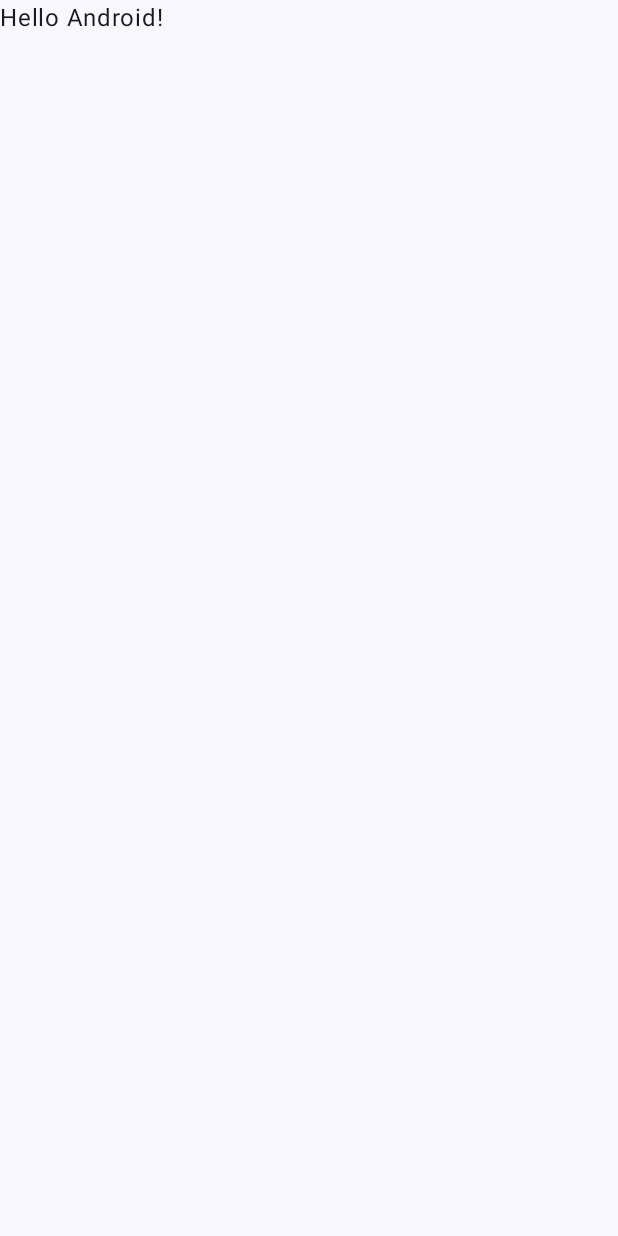
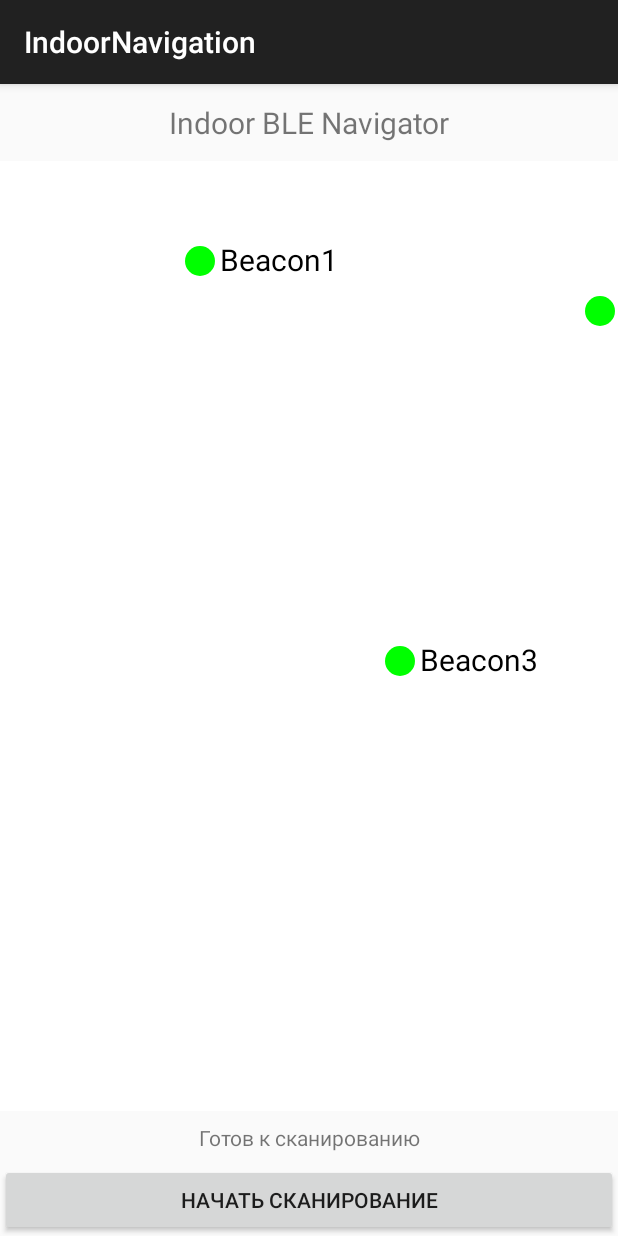
Before and after one commit to Ideal-iss/IndoorNavigation, an Android app: the screen it shows after launch (MainActivity), on a phone screen of 412 x 824 dp. Before the commit the screen is almost empty. Run offline under Robolectric (Android 15) with nearby library versions, the phone set to English and light mode, and no system bars.

Commit message:
Добавлена навигация с маршрутом и анимацией

```diff
--- /dev/null
+++ b/app/src/main/java/com/example/indoornavigation/IndoorMapView.kt
@@ -0,0 +1,125 @@
+package com.example.indoornavigation
+
+import android.content.Context
+import android.graphics.Canvas
+import android.graphics.Color
+import android.graphics.Paint
+import android.util.AttributeSet
+import android.view.View
+import android.graphics.PointF
+import android.os.Handler
+import android.os.Looper
+
+// Вне класса — виден только в этом файле
+private data class Beacon(val x: Float, val y: Float, val name: String)
+
+class IndoorMapView @JvmOverloads constructor(
+    context: Context,
+    attrs: AttributeSet? = null,
+    defStyleAttr: Int = 0
+) : View(context, attrs, defStyleAttr) {
+
+    private val paint = Paint(Paint.ANTI_ALIAS_FLAG)
+    var userX: Float = -1f
+        private set
+    var userY: Float = -1f
+        private set
+
+    var goalPosition: PointF? = null
+        set(value) {
+            field = value
+            invalidate()
+        }
+
+    var path: List<PointF> = emptyList()
+        set(value) {
+            field = value
+            invalidate()
+        }
+
+    private val beacons = listOf(
+        Beacon(200f, 100f, "Beacon1"),
+        Beacon(600f, 150f, "Beacon2"),
+        Beacon(400f, 500f, "Beacon3")
+    )
+
+    private var animatedPath: List<PointF> = emptyList()
+    private var currentStep = 0
+    private var isAnimating = false
+    private val animationHandler = Handler(Looper.getMainLooper())
+    private val animationInterval: Long = 200 // ms
+
+    fun updateUserPosition(x: Float, y: Float) {
+        this.userX = x
+        this.userY = y
+        invalidate()
+    }
+
+    fun startAnimationAlongPath(newPath: List<PointF>) {
+        if (newPath.size < 2) return
+        animatedPath = newPath
+        currentStep = 0
+        isAnimating = true
+        animateNextStep()
+    }
+
+    private fun animateNextStep() {
+        if (!isAnimating || currentStep >= animatedPath.size) {
+            isAnimating = false
+            return
+        }
+
+        val nextPoint = animatedPath[currentStep]
+        //updateUserPosition(nextPoint.x, nextPoint.y)
+
+        currentStep++
+        if (currentStep < animatedPath.size) {
+            animationHandler.postDelayed({ animateNextStep() }, animationInterval)
+        } else {
+            isAnimating = false
+        }
+    }
+
+    override fun onDraw(canvas: Canvas) {
+        super.onDraw(canvas)
+        canvas.drawColor(Color.WHITE)
+
+        // Рисуем маршрут (если есть)
+        if (path.size >= 2) {
+            paint.color = Color.BLUE
+            paint.strokeWidth = 6f
+            paint.style = Paint.Style.STROKE
+            for (i in 0 until path.size - 1) {
+                canvas.drawLine(
+                    path[i].x, path[i].y,
+                    path[i + 1].x, path[i + 1].y,
+                    paint
+                )
+            }
+            paint.style = Paint.Style.FILL
+        }
+
+        // Рисуем маяки
+        paint.color = Color.GREEN
+        paint.strokeWidth = 4f
+        for (b in beacons) {
+            canvas.drawCircle(b.x, b.y, 15f, paint)
+            paint.color = Color.BLACK
+            paint.textSize = 30f
+            canvas.drawText(b.name, b.x + 20, b.y + 10, paint)
+            paint.color = Color.GREEN
+        }
+
+        // Рисуем цель
+        goalPosition?.let {
+            paint.color = Color.RED
+            canvas.drawCircle(it.x, it.y, 25f, paint)
+        }
+
+        // Рисуем пользователя
+        if (userX >= 0 && userY >= 0) {
+            paint.color = Color.BLUE
+            canvas.drawCircle(userX, userY, 20f, paint)
+        }
+    }
+}
--- a/app/src/main/java/com/example/indoornavigation/MainActivity.kt
+++ b/app/src/main/java/com/example/indoornavigation/MainActivity.kt
@@ -1,47 +1,159 @@
 package com.example.indoornavigation
 
+import android.Manifest
+import android.bluetooth.BluetoothAdapter
+import android.content.pm.PackageManager
+import android.os.Build
 import android.os.Bundle
-import androidx.activity.ComponentActivity
-import androidx.activity.compose.setContent
-import androidx.activity.enableEdgeToEdge
-import androidx.compose.foundation.layout.fillMaxSize
-import androidx.compose.foundation.layout.padding
-import androidx.compose.material3.Scaffold
-import androidx.compose.material3.Text
-import androidx.compose.runtime.Composable
-import androidx.compose.ui.Modifier
-import androidx.compose.ui.tooling.preview.Preview
-import com.example.indoornavigation.ui.theme.IndoorNavigationTheme
+import android.widget.Button
+import android.widget.TextView
+import android.widget.Toast
+import androidx.activity.result.contract.ActivityResultContracts
+import androidx.appcompat.app.AppCompatActivity
+import androidx.core.content.ContextCompat
+import android.graphics.PointF
+import kotlin.math.pow
+import com.example.indoornavigation.trilaterate // ← убедитесь, что функция доступна
 
-class MainActivity : ComponentActivity() {
+class MainActivity : AppCompatActivity() {
+
+    private lateinit var mapView: IndoorMapView
+    private lateinit var statusText: TextView
+    private lateinit var scanButton: Button
+    private val bluetoothAdapter by lazy { BluetoothAdapter.getDefaultAdapter() }
+
+    // Универсальный запрос разрешений
+    private val permissionRequest = registerForActivityResult(
+        ActivityResultContracts.RequestMultiplePermissions()
+    ) { permissions ->
+        val granted = if (Build.VERSION.SDK_INT >= Build.VERSION_CODES.S) {
+            permissions[Manifest.permission.BLUETOOTH_SCAN] == true &&
+                    permissions[Manifest.permission.BLUETOOTH_CONNECT] == true
+        } else {
+            permissions[Manifest.permission.ACCESS_FINE_LOCATION] == true
+        }
+        if (granted) {
+            simulateBeaconData() // ← сразу переходим к симуляции
+        } else {
+            statusText.text = "Разрешения отклонены. Без них BLE не работает."
+        }
+    }
+
     override fun onCreate(savedInstanceState: Bundle?) {
         super.onCreate(savedInstanceState)
-        enableEdgeToEdge()
-        setContent {
-            IndoorNavigationTheme {
-                Scaffold(modifier = Modifier.fillMaxSize()) { innerPadding ->
-                    Greeting(
-                        name = "Android",
-                        modifier = Modifier.padding(innerPadding)
-                    )
+        setContentView(R.layout.activity_main)
+
+        mapView = findViewById(R.id.indoorMapView)
+        statusText = findViewById(R.id.statusText)
+        scanButton = findViewById(R.id.scanButton)
+
+        // Обработка клика — выбор цели
+        // В onCreate()
+        mapView.setOnTouchListener { _, event ->
+            if (event.action == android.view.MotionEvent.ACTION_DOWN) {
+                val goal = PointF(event.x, event.y)
+
+                // Текущая позиция пользователя (должна быть определена трилатерацией ранее)
+                if (mapView.userX < 0 || mapView.userY < 0) {
+                    statusText.text = "Сначала определите свою позицию"
+                    return@setOnTouchListener true
                 }
+
+                val start = PointF(mapView.userX, mapView.userY)
+                val simplePath = listOf(start, goal) // прямая линия
+
+                mapView.goalPosition = goal
+                mapView.path = simplePath
+                mapView.startAnimationAlongPath(simplePath)
             }
+            true
+        }
+
+        scanButton.setOnClickListener {
+            requestRequiredPermissions()
         }
     }
-}
 
-@Composable
-fun Greeting(name: String, modifier: Modifier = Modifier) {
-    Text(
-        text = "Hello $name!",
-        modifier = modifier
-    )
-}
+    private fun requestRequiredPermissions() {
+        val permissions = if (Build.VERSION.SDK_INT >= Build.VERSION_CODES.S) {
+            arrayOf(
+                Manifest.permission.BLUETOOTH_SCAN,
+                Manifest.permission.BLUETOOTH_CONNECT
+            )
+        } else {
+            arrayOf(Manifest.permission.ACCESS_FINE_LOCATION)
+        }
+        permissionRequest.launch(permissions)
+    }
 
-@Preview(showBackground = true)
-@Composable
-fun GreetingPreview() {
-    IndoorNavigationTheme {
-        Greeting("Android")
+    // === СИМУЛЯЦИЯ ===
+    private fun simulateBeaconData() {
+        statusText.text = "Имитация данных от маяков..."
+
+        // Искусственные данные
+        val fakeBeaconData = mapOf(
+            "AA:BB:CC:11:22:33" to -55,
+            "AA:BB:CC:44:55:66" to -68,
+            "AA:BB:CC:77:88:99" to -80
+        )
+
+        // Координаты маяков (в пикселях) — должны совпадать с IndoorMapView
+        val beaconPositions = mapOf(
+            "AA:BB:CC:11:22:33" to PointF(200f, 100f),  // ← у вас в IndoorMapView: Beacon1 = (200,100)
+            "AA:BB:CC:44:55:66" to PointF(600f, 150f),  // Beacon2
+            "AA:BB:CC:77:88:99" to PointF(400f, 500f)   // Beacon3
+        )
+
+        // Преобразуем RSSI → расстояние
+        val distances = fakeBeaconData.mapValues { (_, rssi) -> rssiToDistance(rssi) }
+
+        // Получаем три точки и расстояния
+        val p1 = beaconPositions["AA:BB:CC:11:22:33"]!!
+        val p2 = beaconPositions["AA:BB:CC:44:55:66"]!!
+        val p3 = beaconPositions["AA:BB:CC:77:88:99"]!!
+
+        val d1 = distances["AA:BB:CC:11:22:33"]!!
+        val d2 = distances["AA:BB:CC:44:55:66"]!!
+        val d3 = distances["AA:BB:CC:77:88:99"]!!
+
+        // Геометрическая трилатерация
+        val estimatedPos = trilaterate(p1, d1, p2, d2, p3, d3)
+
+        if (estimatedPos != null) {
+            mapView.updateUserPosition(estimatedPos.x, estimatedPos.y)
+            statusText.text = "Позиция: (${estimatedPos.x.toInt()}, ${estimatedPos.y.toInt()})"
+        } else {
+            statusText.text = "Ошибка трилатерации"
+        }
+    }
+    private fun buildRouteToGoal(goalX: Float, goalY: Float) {
+        // Установить цель
+        mapView.goalPosition = android.graphics.PointF(goalX, goalY)
+
+        // Текущая позиция пользователя (из трилатерации)
+        // Для демо — будем считать, что текущая позиция известна
+        // В реальности: userX, userY должны быть сохранены после трилатерации
+        val currentX = mapView.userX
+        val currentY = mapView.userY
+
+        if (currentX < 0 || currentY < 0) {
+            statusText.text = "Сначала определите свою позицию"
+            return
+        }
+
+        // Простейший маршрут — прямая линия (для начала)
+        val path = listOf(
+            android.graphics.PointF(currentX, currentY),
+            android.graphics.PointF(goalX, goalY)
+        )
+
+        mapView.path = path
+
+        // Запустить анимацию движения
+        mapView.startAnimationAlongPath(path)
+    }
+    private fun rssiToDistance(rssi: Int, txPower: Int = -59): Double {
+        if (rssi == 0) return 10.0
+        return 10.0.pow((txPower - rssi) / (10.0 * 2.0))
     }
 }
--- a/app/src/main/java/com/example/indoornavigation/ui/theme/Color.kt
+++ /dev/null
@@ -1,11 +0,0 @@
-package com.example.indoornavigation.ui.theme
-
-import androidx.compose.ui.graphics.Color
-
-val Purple80 = Color(0xFFD0BCFF)
-val PurpleGrey80 = Color(0xFFCCC2DC)
-val Pink80 = Color(0xFFEFB8C8)
-
-val Purple40 = Color(0xFF6650a4)
-val PurpleGrey40 = Color(0xFF625b71)
-val Pink40 = Color(0xFF7D5260)
--- a/app/src/main/java/com/example/indoornavigation/ui/theme/Theme.kt
+++ /dev/null
@@ -1,58 +0,0 @@
-package com.example.indoornavigation.ui.theme
-
-import android.app.Activity
-import android.os.Build
-import androidx.compose.foundation.isSystemInDarkTheme
-import androidx.compose.material3.MaterialTheme
-import androidx.compose.material3.darkColorScheme
-import androidx.compose.material3.dynamicDarkColorScheme
-import androidx.compose.material3.dynamicLightColorScheme
-import androidx.compose.material3.lightColorScheme
-import androidx.compose.runtime.Composable
-import androidx.compose.ui.platform.LocalContext
-
-private val DarkColorScheme = darkColorScheme(
-    primary = Purple80,
-    secondary = PurpleGrey80,
-    tertiary = Pink80
-)
-
-private val LightColorScheme = lightColorScheme(
-    primary = Purple40,
-    secondary = PurpleGrey40,
-    tertiary = Pink40
-
-    /* Other default colors to override
-    background = Color(0xFFFFFBFE),
-    surface = Color(0xFFFFFBFE),
-    onPrimary = Color.White,
-    onSecondary = Color.White,
-    onTertiary = Color.White,
-    onBackground = Color(0xFF1C1B1F),
-    onSurface = Color(0xFF1C1B1F),
-    */
-)
-
-@Composable
-fun IndoorNavigationTheme(
-    darkTheme: Boolean = isSystemInDarkTheme(),
-    // Dynamic color is available on Android 12+
-    dynamicColor: Boolean = true,
-    content: @Composable () -> Unit
-) {
-    val colorScheme = when {
-        dynamicColor && Build.VERSION.SDK_INT >= Build.VERSION_CODES.S -> {
-            val context = LocalContext.current
-            if (darkTheme) dynamicDarkColorScheme(context) else dynamicLightColorScheme(context)
-        }
-
-        darkTheme -> DarkColorScheme
-        else -> LightColorScheme
-    }
-
-    MaterialTheme(
-        colorScheme = colorScheme,
-        typography = Typography,
-        content = content
-    )
-}
--- a/app/src/main/java/com/example/indoornavigation/ui/theme/Type.kt
+++ /dev/null
@@ -1,34 +0,0 @@
-package com.example.indoornavigation.ui.theme
-
-import androidx.compose.material3.Typography
-import androidx.compose.ui.text.TextStyle
-import androidx.compose.ui.text.font.FontFamily
-import androidx.compose.ui.text.font.FontWeight
-import androidx.compose.ui.unit.sp
-
-// Set of Material typography styles to start with
-val Typography = Typography(
-    bodyLarge = TextStyle(
-        fontFamily = FontFamily.Default,
-        fontWeight = FontWeight.Normal,
-        fontSize = 16.sp,
-        lineHeight = 24.sp,
-        letterSpacing = 0.5.sp
-    )
-    /* Other default text styles to override
-    titleLarge = TextStyle(
-        fontFamily = FontFamily.Default,
-        fontWeight = FontWeight.Normal,
-        fontSize = 22.sp,
-        lineHeight = 28.sp,
-        letterSpacing = 0.sp
-    ),
-    labelSmall = TextStyle(
-        fontFamily = FontFamily.Default,
-        fontWeight = FontWeight.Medium,
-        fontSize = 11.sp,
-        lineHeight = 16.sp,
-        letterSpacing = 0.5.sp
-    )
-    */
-)
--- /dev/null
+++ b/app/src/main/res/layout/activity_main.xml
@@ -0,0 +1,37 @@
+<?xml version="1.0" encoding="utf-8"?>
+<LinearLayout
+    xmlns:android="http://schemas.android.com/apk/res/android"
+    android:layout_width="match_parent"
+    android:layout_height="match_parent"
+    android:orientation="vertical">
+
+    <TextView
+        android:layout_width="match_parent"
+        android:layout_height="wrap_content"
+        android:text="Indoor BLE Navigator"
+        android:textAlignment="center"
+        android:textSize="20sp"
+        android:padding="12dp" />
+
+    <com.example.indoornavigation.IndoorMapView
+        android:id="@+id/indoorMapView"
+        android:layout_width="match_parent"
+        android:layout_height="0dp"
+        android:layout_weight="1"
+        android:background="#f0f0f0" />
+
+    <TextView
+        android:id="@+id/statusText"
+        android:layout_width="match_parent"
+        android:layout_height="wrap_content"
+        android:padding="8dp"
+        android:text="Готов к сканированию"
+        android:textAlignment="center" />
+
+    <Button
+        android:id="@+id/scanButton"
+        android:layout_width="match_parent"
+        android:layout_height="wrap_content"
+        android:text="Начать сканирование" />
+
+</LinearLayout>
```
Also changed, not shown: app/build.gradle.kts (+16 -22 lines), app/src/main/AndroidManifest.xml (+23 -8 lines), app/src/main/cpp/CMakeLists.txt (added, +38 -0 lines), app/src/main/java/com/example/indoornavigation/BleScanner.kt (added, +47 -0 lines), app/src/main/java/com/example/indoornavigation/Pathfinding.kt (added, +58 -0 lines), app/src/main/java/com/example/indoornavigation/Trilateration.kt (added, +64 -0 lines), app/src/main/java/com/example/indoornavigation/PositionEstimator.kt (added), 1 other file.
